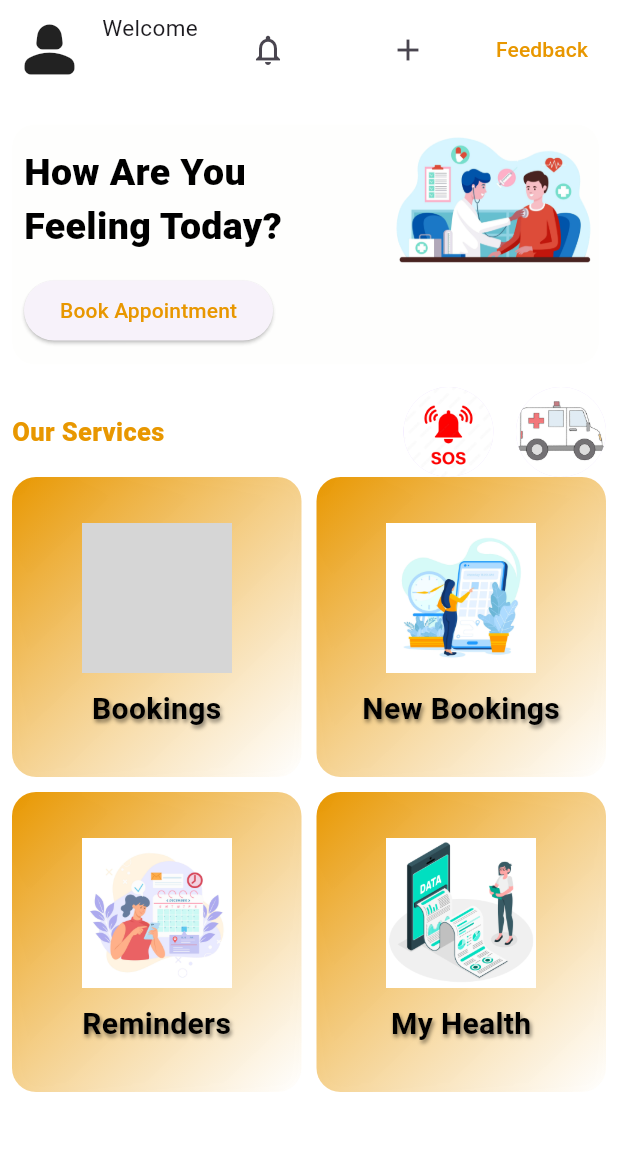
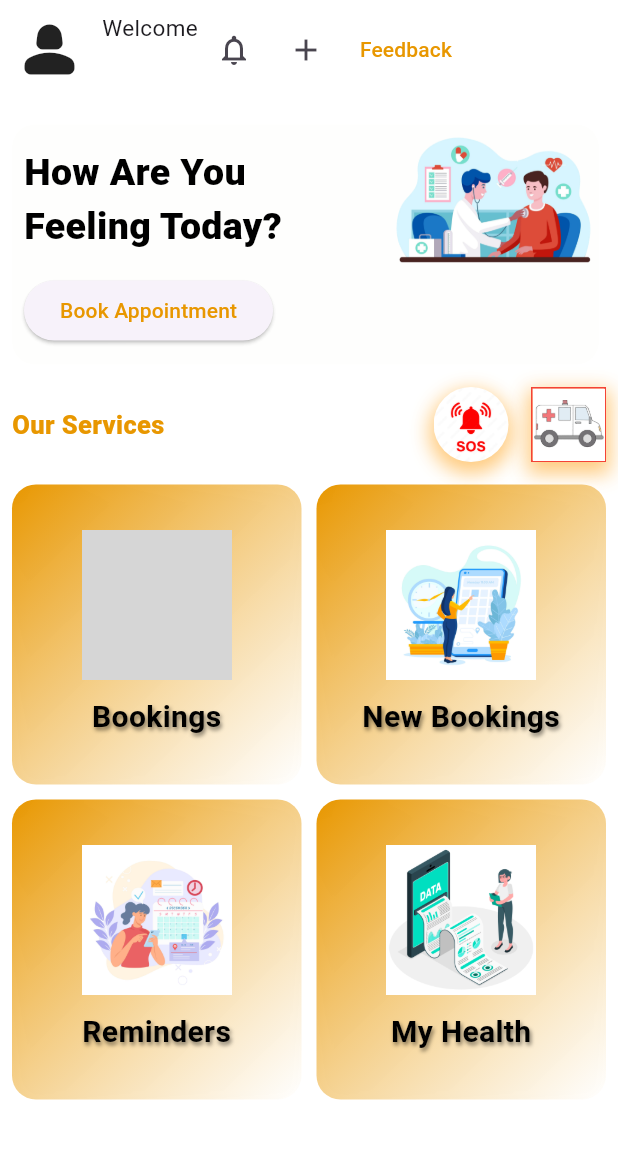
Before and after one commit to athulyashaibu2003/Hospital_Management_Mobile_App, a Flutter app: the HomePage screen opened directly, on a phone screen of 412 x 824 dp, the part 84-1236 px from its top. Run offline on Flutter 3.47's test engine with Material 3 defaults, Android fonts, the light colour scheme and no system bars; our stand-ins replace easy_localization, file_picker, image_picker, table_calendar; grey boxes are pictures that could not be loaded.

Commit message:
sos updated ui

```diff
--- a/lib/presentation/home_page/view/home_page.dart
+++ b/lib/presentation/home_page/view/home_page.dart
@@ -144,17 +144,14 @@ class _HomePageState extends State<HomePage> {
                           ],
                         ),
                         // const Spacer(),
-                        Expanded(
-                          child: IconButton(
+                        IconButton(
                           onPressed: () {},
                           icon: const Icon(
                             Icons.notifications_outlined,
                             // size: 40,
                           ),
                         ),
-                        ),
-                        Expanded(
-                          child: IconButton(
+                        IconButton(
                             onPressed: () {
                               Navigator.push(
                                   context,
@@ -163,7 +160,6 @@ class _HomePageState extends State<HomePage> {
                                           const NewPatientRegistrationscreen()));
                             },
                             icon: const Icon(Icons.add)),
-                        ),
                         TextButton(
                             onPressed: () {
                               Navigator.push(
@@ -250,10 +246,24 @@ class _HomePageState extends State<HomePage> {
                         ),
                         Spacer(),
                         InkWell(
-                          child: CircleAvatar(
-                            //     backgroundColor: ColorConstants.mainOrange,
-                            radius: 30,
-                            backgroundImage: AssetImage(
+                          child: Container(
+                            height: 50,
+                            width: 50,
+                            clipBehavior: Clip.antiAlias,
+                            decoration: BoxDecoration(
+                              shape: BoxShape.circle,
+                              boxShadow: [
+                                BoxShadow(
+                                  color: Colors.orange.withOpacity(
+                                      0.5), // Adjust the shadow color as needed
+                                  spreadRadius: 3,
+                                  blurRadius: 10,
+                                  offset: Offset(
+                                      0, 5), // changes position of shadow
+                                ),
+                              ],
+                            ),
+                            child: Image.asset(
                                 "assets/images/1000_F_365248968_49b3zJrClxXKT9hieMstBYbKYKK9Euj8.jpg"),
                           ),
                           onTap: () async {
@@ -326,9 +336,26 @@ class _HomePageState extends State<HomePage> {
                           width: 15,
                         ),
                         InkWell(
-                          child: CircleAvatar(
-                            radius: 30,
-                            backgroundImage: AssetImage(
+                          child: Container(
+                            // padding: EdgeInsets.all(10),
+                            height: 50,
+                            width: 50,
+                            clipBehavior: Clip.antiAlias,
+                            decoration: BoxDecoration(
+                              border: Border.all(color: Colors.red),
+                              //  shape: BoxShape.circle,
+                              boxShadow: [
+                                BoxShadow(
+                                  color: Colors.orange
+                                      .withOpacity(0.5), // Adjust shadow color
+                                  spreadRadius: 3,
+                                  blurRadius: 10,
+                                  offset:
+                                      Offset(0, 5), // Position of the shadow
+                                ),
+                              ],
+                            ),
+                            child: Image.asset(
                                 "assets/images/how-to-draw-an-ambulance.jpg"),
                           ),
                           //import 'dart:async'; // Import this if not already done
@@ -397,6 +424,9 @@ class _HomePageState extends State<HomePage> {
                           },
                         )
                       ],
+                    ),
+                    SizedBox(
+                      height: 15,
                     ),
                     GridView.builder(
                       shrinkWrap: true,
--- a/lib/presentation/home_page/view/my_health.dart
+++ b/lib/presentation/home_page/view/my_health.dart
@@ -1,5 +1,4 @@
 import 'package:flutter/material.dart';
-import 'package:hms_project/presentation/home_page/view/doctor_home_screen.dart';
 import 'package:hms_project/presentation/home_page/view/reports.dart';
 
 class MyHealth extends StatefulWidget {
```
Also changed, not shown: pubspec.lock, 1 other file. Lines whose indentation alone changed are shown as unchanged.
